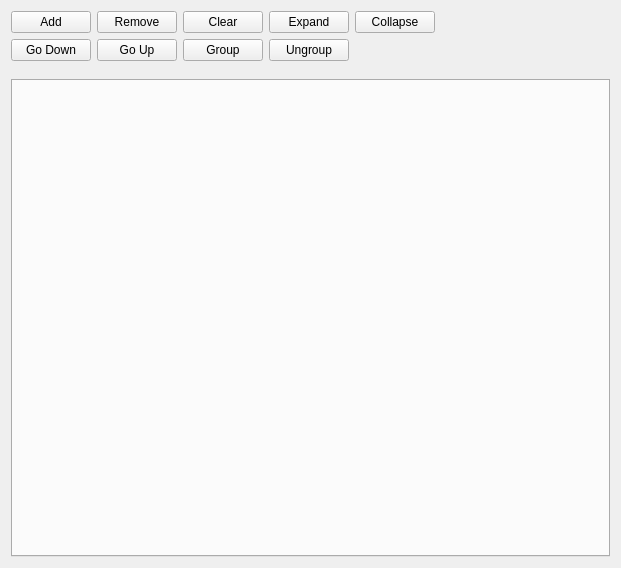
Old version of the form python/omtk/qt_widgets/widget_nodegraph/ui/nodegraph_widget.ui in the repository renaudll/omtk.
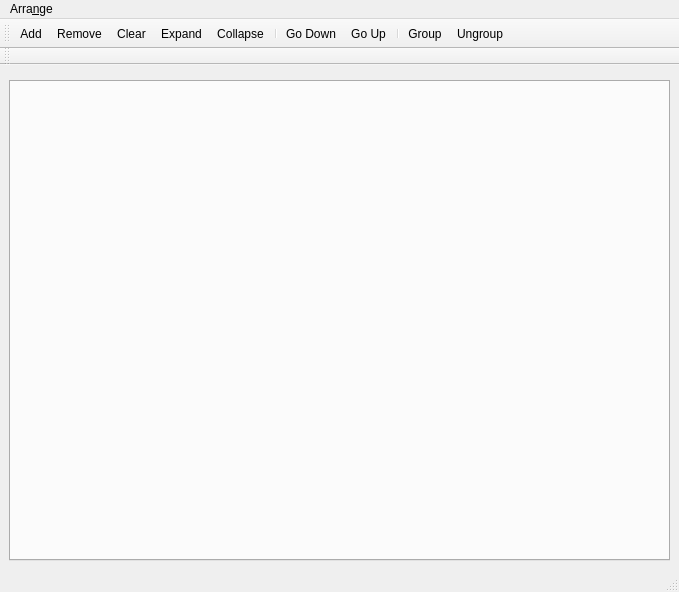
New version of the form. Custom widgets are drawn as their Qt base class.

Commit message: NodeGraph: Use QToolBar for menu buttons

What changed in the file:
```diff
--- a/python/omtk/qt_widgets/widget_nodegraph/ui/nodegraph_widget.ui
+++ b/python/omtk/qt_widgets/widget_nodegraph/ui/nodegraph_widget.ui
@@ -1,184 +1,152 @@
 <?xml version="1.0" encoding="UTF-8"?>
 <ui version="4.0">
- <class>Form</class>
- <widget class="QWidget" name="Form">
+ <class>MainWindow</class>
+ <widget class="QMainWindow" name="MainWindow">
   <property name="geometry">
    <rect>
     <x>0</x>
     <y>0</y>
-    <width>621</width>
-    <height>568</height>
+    <width>679</width>
+    <height>592</height>
    </rect>
   </property>
   <property name="windowTitle">
    <string>Form</string>
   </property>
+  <widget class="QWidget" name="centralwidget">
   <layout class="QVBoxLayout" name="verticalLayout">
    <item>
-    <layout class="QHBoxLayout" name="horizontalLayout_2">
+     <widget class="WidgetBreadcrumb" name="widget_breadcrumb" native="true"/>
+    </item>
      <item>
-      <widget class="QPushButton" name="pushButton_add">
-       <property name="sizePolicy">
-        <sizepolicy hsizetype="Minimum" vsizetype="Fixed">
-         <horstretch>0</horstretch>
-         <verstretch>0</verstretch>
-        </sizepolicy>
-       </property>
+     <widget class="QTabWidget" name="tabWidget">
+      <property name="currentIndex">
+       <number>-1</number>
+      </property>
+     </widget>
+    </item>
+   </layout>
+  </widget>
+  <widget class="QMenuBar" name="menubar">
+   <property name="geometry">
+    <rect>
+     <x>0</x>
+     <y>0</y>
+     <width>679</width>
+     <height>20</height>
+    </rect>
+   </property>
+   <widget class="QMenu" name="menuNodes">
+    <property name="title">
+     <string>Arra&amp;nge</string>
+    </property>
+    <addaction name="actionMatchMayaEditorPositions"/>
+    <addaction name="separator"/>
+    <addaction name="actionLayoutUpstream"/>
+    <addaction name="actionLayoutDownstream"/>
+    <addaction name="actionLayoutSpring"/>
+   </widget>
+   <addaction name="menuNodes"/>
+  </widget>
+  <widget class="QStatusBar" name="statusbar"/>
+  <widget class="QToolBar" name="toolBar">
+   <property name="windowTitle">
+    <string>toolBar</string>
+   </property>
+   <attribute name="toolBarArea">
+    <enum>TopToolBarArea</enum>
+   </attribute>
+   <attribute name="toolBarBreak">
+    <bool>false</bool>
+   </attribute>
+   <addaction name="actionAdd"/>
+   <addaction name="actionRemove"/>
+   <addaction name="actionClear"/>
+   <addaction name="actionExpand"/>
+   <addaction name="actionCollapse"/>
+   <addaction name="separator"/>
+   <addaction name="actionGoDown"/>
+   <addaction name="actionGoUp"/>
+   <addaction name="separator"/>
+   <addaction name="actionGroup"/>
+   <addaction name="actionUngroup"/>
+  </widget>
+  <widget class="WidgetToolbar" name="widget_toolbar">
+   <property name="windowTitle">
+    <string>toolBar_2</string>
+   </property>
+   <attribute name="toolBarArea">
+    <enum>TopToolBarArea</enum>
+   </attribute>
+   <attribute name="toolBarBreak">
+    <bool>true</bool>
+   </attribute>
+  </widget>
+  <action name="actionAdd">
        <property name="text">
         <string>Add</string>
        </property>
-      </widget>
-     </item>
-     <item>
-      <widget class="QPushButton" name="pushButton_del">
-       <property name="sizePolicy">
-        <sizepolicy hsizetype="Minimum" vsizetype="Fixed">
-         <horstretch>0</horstretch>
-         <verstretch>0</verstretch>
-        </sizepolicy>
-       </property>
+  </action>
+  <action name="actionRemove">
        <property name="text">
         <string>Remove</string>
        </property>
-      </widget>
-     </item>
-     <item>
-      <widget class="QPushButton" name="pushButton_clear">
-       <property name="sizePolicy">
-        <sizepolicy hsizetype="Minimum" vsizetype="Fixed">
-         <horstretch>0</horstretch>
-         <verstretch>0</verstretch>
-        </sizepolicy>
-       </property>
+  </action>
+  <action name="actionClear">
        <property name="text">
         <string>Clear</string>
        </property>
-      </widget>
-     </item>
-     <item>
-      <widget class="QPushButton" name="pushButton_expand">
-       <property name="sizePolicy">
-        <sizepolicy hsizetype="Minimum" vsizetype="Fixed">
-         <horstretch>0</horstretch>
-         <verstretch>0</verstretch>
-        </sizepolicy>
-       </property>
+  </action>
+  <action name="actionExpand">
        <property name="text">
         <string>Expand</string>
        </property>
-      </widget>
-     </item>
-     <item>
-      <widget class="QPushButton" name="pushButton_collapse">
-       <property name="sizePolicy">
-        <sizepolicy hsizetype="Minimum" vsizetype="Fixed">
-         <horstretch>0</horstretch>
-         <verstretch>0</verstretch>
-        </sizepolicy>
-       </property>
+  </action>
+  <action name="actionCollapse">
        <property name="text">
         <string>Collapse</string>
        </property>
-      </widget>
-     </item>
-     <item>
-      <spacer name="horizontalSpacer">
-       <property name="orientation">
-        <enum>Qt::Horizontal</enum>
-       </property>
-       <property name="sizeHint" stdset="0">
-        <size>
-         <width>40</width>
-         <height>20</height>
-        </size>
-       </property>
-      </spacer>
-     </item>
-    </layout>
-   </item>
-   <item>
-    <layout class="QHBoxLayout" name="horizontalLayout">
-     <item>
-      <widget class="QPushButton" name="pushButton_down">
-       <property name="sizePolicy">
-        <sizepolicy hsizetype="Minimum" vsizetype="Fixed">
-         <horstretch>0</horstretch>
-         <verstretch>0</verstretch>
-        </sizepolicy>
-       </property>
+  </action>
+  <action name="actionGoDown">
        <property name="text">
         <string>Go Down</string>
        </property>
-      </widget>
-     </item>
-     <item>
-      <widget class="QPushButton" name="pushButton_up">
-       <property name="sizePolicy">
-        <sizepolicy hsizetype="Minimum" vsizetype="Fixed">
-         <horstretch>0</horstretch>
-         <verstretch>0</verstretch>
-        </sizepolicy>
-       </property>
+  </action>
+  <action name="actionGoUp">
        <property name="text">
         <string>Go Up</string>
        </property>
-      </widget>
-     </item>
-     <item>
-      <widget class="QPushButton" name="pushButton_group">
-       <property name="sizePolicy">
-        <sizepolicy hsizetype="Minimum" vsizetype="Fixed">
-         <horstretch>0</horstretch>
-         <verstretch>0</verstretch>
-        </sizepolicy>
-       </property>
+  </action>
+  <action name="actionGroup">
        <property name="text">
         <string>Group</string>
        </property>
-      </widget>
-     </item>
-     <item>
-      <widget class="QPushButton" name="pushButton_ungroup">
-       <property name="sizePolicy">
-        <sizepolicy hsizetype="Minimum" vsizetype="Fixed">
-         <horstretch>0</horstretch>
-         <verstretch>0</verstretch>
-        </sizepolicy>
-       </property>
+  </action>
+  <action name="actionUngroup">
        <property name="text">
         <string>Ungroup</string>
        </property>
-      </widget>
-     </item>
-     <item>
-      <spacer name="horizontalSpacer_2">
-       <property name="orientation">
-        <enum>Qt::Horizontal</enum>
-       </property>
-       <property name="sizeHint" stdset="0">
-        <size>
-         <width>40</width>
-         <height>20</height>
-        </size>
-       </property>
-      </spacer>
-     </item>
-    </layout>
-   </item>
-   <item>
-    <widget class="WidgetToolbar" name="widget_toolbar" native="true"/>
-   </item>
-   <item>
-    <widget class="WidgetBreadcrumb" name="widget_breadcrumb" native="true"/>
-   </item>
-   <item>
-    <widget class="QTabWidget" name="tabWidget">
-     <property name="currentIndex">
-      <number>-1</number>
-     </property>
-    </widget>
-   </item>
-  </layout>
+  </action>
+  <action name="actionMatchMayaEditorPositions">
+   <property name="text">
+    <string>Set positions to Maya NodeEditor</string>
+   </property>
+  </action>
+  <action name="actionLayoutUpstream">
+   <property name="text">
+    <string>Layout Upstream</string>
+   </property>
+  </action>
+  <action name="actionLayoutDownstream">
+   <property name="text">
+    <string>Layout Downstream</string>
+   </property>
+  </action>
+  <action name="actionLayoutSpring">
+   <property name="text">
+    <string>Layout Spring</string>
+   </property>
+  </action>
  </widget>
  <customwidgets>
   <customwidget>
@@ -189,7 +157,7 @@
   </customwidget>
   <customwidget>
    <class>WidgetToolbar</class>
-   <extends>QWidget</extends>
+   <extends>QToolBar</extends>
    <header>...widget_toolbar.h</header>
    <container>1</container>
   </customwidget>
```
Left out of the diff: 3 changed lines with no effect on the pictures. Lines whose indentation alone changed are shown as unchanged. The commit also changes 5 other files.
